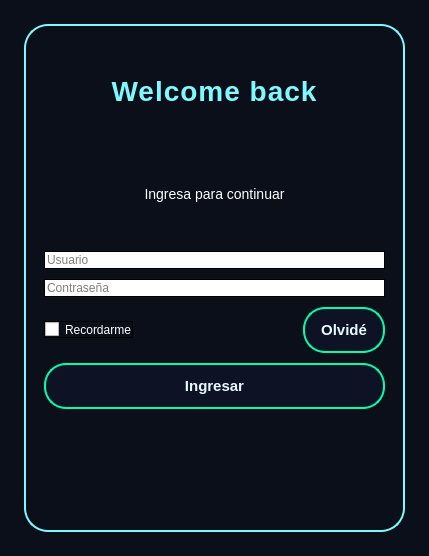
Above: ui/login.ui from jesusantoniomorenorenova-spec/GestorDeCitas before the change. Below: the same form after it.
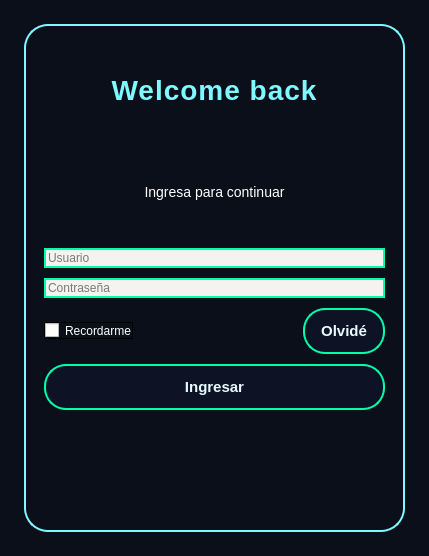
That is the form after the change.

```diff
--- a/ui/login.ui
+++ b/ui/login.ui
@@ -82,8 +82,8 @@
 
 /*TXT*/
 QLineEdit{
-background-color:#ffffff;
-border:1px solid black;
+background-color:#F5F3F0;
+border: 2px solid #00ffa8
 }
 
 QCheckBox{
```
